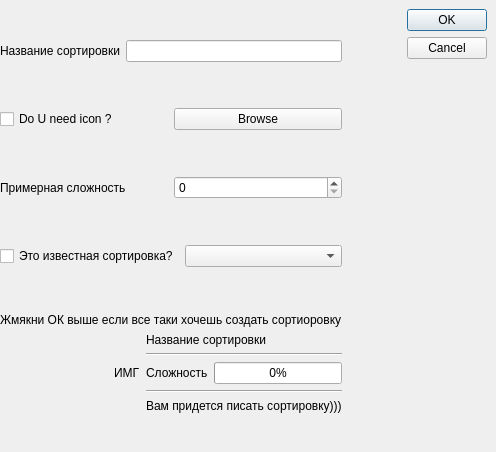
The window that windows/time_calculate/more_one_sorting.ui (Sapfir0/ku_ti) describes before a commit, drawn with Qt 5.
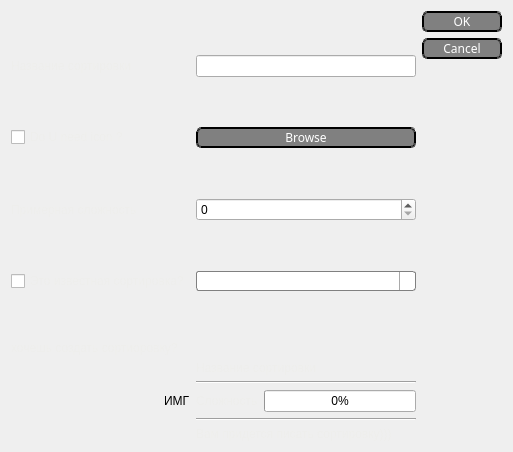
The same window after the commit. Icons and pictures are not drawn.

Diff of the .ui file:
```diff
--- a/windows/time_calculate/more_one_sorting.ui
+++ b/windows/time_calculate/more_one_sorting.ui
@@ -13,23 +13,8 @@
   <property name="windowTitle">
    <string>Dialog</string>
   </property>
-  <widget class="QDialogButtonBox" name="buttonBox">
-   <property name="geometry">
-    <rect>
-     <x>407</x>
-     <y>9</y>
-     <width>80</width>
-     <height>56</height>
-    </rect>
-   </property>
-   <property name="orientation">
-    <enum>Qt::Vertical</enum>
-   </property>
-   <property name="standardButtons">
-    <set>QDialogButtonBox::Cancel|QDialogButtonBox::Ok</set>
-   </property>
-  </widget>
-  <widget class="QWidget" name="">
+  <layout class="QGridLayout" name="gridLayout">
+   <item row="0" column="0" colspan="2">
    <layout class="QVBoxLayout" name="verticalLayout">
     <item>
      <spacer name="verticalSpacer_2">
@@ -48,13 +33,31 @@
      <layout class="QHBoxLayout" name="horizontalLayout">
       <item>
        <widget class="QLabel" name="title_lab">
+         <property name="styleSheet">
+          <string notr="true">color: rgb(238, 238, 236);
+
+</string>
+         </property>
         <property name="text">
          <string>Название сортировки</string>
         </property>
        </widget>
       </item>
       <item>
-       <widget class="QLineEdit" name="title_user"/>
+        <widget class="QLineEdit" name="title_user">
+         <property name="minimumSize">
+          <size>
+           <width>220</width>
+           <height>0</height>
+          </size>
+         </property>
+         <property name="maximumSize">
+          <size>
+           <width>220</width>
+           <height>16777215</height>
+          </size>
+         </property>
+        </widget>
       </item>
      </layout>
     </item>
@@ -75,6 +78,10 @@
      <layout class="QHBoxLayout" name="horizontalLayout_2">
       <item>
        <widget class="QCheckBox" name="iconOrNo">
+         <property name="styleSheet">
+          <string notr="true">color: rgb(238, 238, 236);
+</string>
+         </property>
         <property name="text">
          <string>Do U need icon ?</string>
         </property>
@@ -82,6 +89,37 @@
       </item>
       <item>
        <widget class="QPushButton" name="browse">
+         <property name="minimumSize">
+          <size>
+           <width>220</width>
+           <height>0</height>
+          </size>
+         </property>
+         <property name="maximumSize">
+          <size>
+           <width>220</width>
+           <height>34</height>
+          </size>
+         </property>
+         <property name="styleSheet">
+          <string notr="true">QPushButton { 
+background-color: grey;
+font-family: wg_silverleaf, Arial, Helvetica, sans-serif;
+border: 2px double black;
+border-radius: 5px;
+color: white;
+ max-width: 36em;
+
+ max-height: 2em;
+}
+QPushButton:hover {
+background-color: white;;
+color: black;
+}
+
+
+</string>
+         </property>
         <property name="text">
          <string>Browse</string>
         </property>
@@ -106,13 +144,30 @@
      <layout class="QHBoxLayout" name="horizontalLayout_3">
       <item>
        <widget class="QLabel" name="diff_l">
+         <property name="styleSheet">
+          <string notr="true">color: rgb(238, 238, 236);
+</string>
+         </property>
         <property name="text">
          <string>Примерная сложность</string>
         </property>
        </widget>
       </item>
       <item>
-       <widget class="QSpinBox" name="diff_spin"/>
+        <widget class="QSpinBox" name="diff_spin">
+         <property name="minimumSize">
+          <size>
+           <width>220</width>
+           <height>0</height>
+          </size>
+         </property>
+         <property name="maximumSize">
+          <size>
+           <width>220</width>
+           <height>16777215</height>
+          </size>
+         </property>
+        </widget>
       </item>
      </layout>
     </item>
@@ -133,13 +188,95 @@
      <layout class="QHBoxLayout" name="horizontalLayout_4">
       <item>
        <widget class="QCheckBox" name="popular_sort">
+         <property name="styleSheet">
+          <string notr="true">color: rgb(238, 238, 236);
+</string>
+         </property>
         <property name="text">
          <string>Это известная сортировка?</string>
         </property>
        </widget>
       </item>
       <item>
-       <widget class="QComboBox" name="change_sort_combo"/>
+        <widget class="QComboBox" name="change_sort_combo">
+         <property name="minimumSize">
+          <size>
+           <width>220</width>
+           <height>0</height>
+          </size>
+         </property>
+         <property name="maximumSize">
+          <size>
+           <width>220</width>
+           <height>16777215</height>
+          </size>
+         </property>
+         <property name="baseSize">
+          <size>
+           <width>0</width>
+           <height>0</height>
+          </size>
+         </property>
+         <property name="styleSheet">
+          <string notr="true">QComboBox {
+    border: 1px solid gray;
+    border-radius: 3px;
+    padding: 1px 18px 1px 3px;
+    min-width: 6em;
+}
+
+QComboBox:editable {
+    background: white;
+}
+
+QComboBox:!editable, QComboBox::drop-down:editable {
+     background: qlineargradient(x1: 0, y1: 0, x2: 0, y2: 1,
+                                 stop: 0 #E1E1E1, stop: 0.4 #DDDDDD,
+                                 stop: 0.5 #D8D8D8, stop: 1.0 #D3D3D3);
+}
+
+/* QComboBox gets the &quot;on&quot; state when the popup is open */
+QComboBox:!editable:on, QComboBox::drop-down:editable:on {
+    background: qlineargradient(x1: 0, y1: 0, x2: 0, y2: 1,
+                                stop: 0 #D3D3D3, stop: 0.4 #D8D8D8,
+                                stop: 0.5 #DDDDDD, stop: 1.0 #E1E1E1);
+}
+
+QComboBox:on { /* shift the text when the popup opens */
+    padding-top: 3px;
+    padding-left: 4px;
+}
+
+QComboBox::drop-down {
+    subcontrol-origin: padding;
+    subcontrol-position: top right;
+    width: 15px;
+
+    border-left-width: 1px;
+    border-left-color: darkgray;
+    border-left-style: solid; /* just a single line */
+    border-top-right-radius: 3px; /* same radius as the QComboBox */
+    border-bottom-right-radius: 3px;
+}
+
+QComboBox::down-arrow {
+    image: url(:/new/prefix1/img/icons8-sort-down-30.png);
+width: 70%;
+}
+
+QComboBox::down-arrow:on { /* shift the arrow when popup is open */
+    top: 1px;
+    left: 1px;
+}
+QComboBox QAbstractItemView {
+    border: 2px solid darkgray;
+    selection-background-color: lightgray;
+
+color: white;
+    background:  #ABABAB;
+}</string>
+         </property>
+        </widget>
       </item>
      </layout>
     </item>
@@ -160,8 +297,12 @@
      <layout class="QHBoxLayout" name="horizontalLayout_5">
       <item>
        <widget class="QLabel" name="label_5">
+         <property name="styleSheet">
+          <string notr="true">color: rgb(238, 238, 236);
+</string>
+         </property>
         <property name="text">
-         <string>Жмякни ОК выше если все таки хочешь создать сортиоровку</string>
+          <string>хочешь создать сортиоровку?</string>
         </property>
        </widget>
       </item>
@@ -199,6 +340,10 @@
        <layout class="QVBoxLayout" name="verticalLayout_2">
         <item>
          <widget class="QLabel" name="Name_of_sort_fin">
+           <property name="styleSheet">
+            <string notr="true">color: rgb(238, 238, 236);
+</string>
+           </property>
           <property name="text">
            <string>Название сортировки</string>
           </property>
@@ -215,6 +360,10 @@
          <layout class="QHBoxLayout" name="horizontalLayout_7">
           <item>
            <widget class="QLabel" name="diff_fin">
+             <property name="styleSheet">
+              <string notr="true">color: rgb(238, 238, 236);
+</string>
+             </property>
             <property name="text">
              <string>Сложность</string>
             </property>
@@ -241,6 +390,22 @@
         </item>
         <item>
          <widget class="QLabel" name="Razocharovanie">
+           <property name="minimumSize">
+            <size>
+             <width>220</width>
+             <height>0</height>
+            </size>
+           </property>
+           <property name="maximumSize">
+            <size>
+             <width>220</width>
+             <height>16777215</height>
+            </size>
+           </property>
+           <property name="styleSheet">
+            <string notr="true">color: rgb(238, 238, 236);
+</string>
+           </property>
           <property name="text">
            <string>Вам придется писать сортировку)))</string>
           </property>
@@ -251,7 +416,43 @@
      </layout>
     </item>
    </layout>
-  </widget>
+   </item>
+   <item row="0" column="2">
+    <widget class="QDialogButtonBox" name="buttonBox">
+     <property name="minimumSize">
+      <size>
+       <width>80</width>
+       <height>0</height>
+      </size>
+     </property>
+     <property name="styleSheet">
+      <string notr="true">QPushButton { 
+background-color: grey;
+font-family: wg_silverleaf, Arial, Helvetica, sans-serif;
+border: 2px double black;
+border-radius: 5px;
+color: white;
+ max-width: 36em;
+
+ max-height: 2em;
+}
+QPushButton:hover {
+background-color: white;;
+color: black;
+}
+
+
+</string>
+     </property>
+     <property name="orientation">
+      <enum>Qt::Vertical</enum>
+     </property>
+     <property name="standardButtons">
+      <set>QDialogButtonBox::Cancel|QDialogButtonBox::Ok</set>
+     </property>
+    </widget>
+   </item>
+  </layout>
  </widget>
  <resources/>
  <connections>
```
Lines whose indentation alone changed are shown as unchanged.
